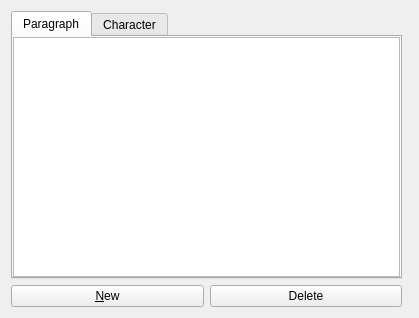
Old version of the form plugins/textshape/dialogs/StyleManager.ui in the repository KDE/krita.
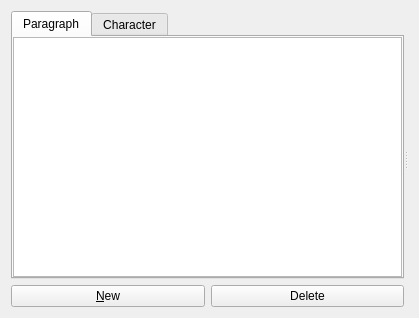
New version of the form. Custom widgets are drawn as their Qt base class.

Commit message:
Fix bug 320670: Add a splitter between elements of Style Manager of textshape
This works perfectly. Thanks for the patch

What changed in the file:
```diff
--- a/plugins/textshape/dialogs/StyleManager.ui
+++ b/plugins/textshape/dialogs/StyleManager.ui
@@ -16,7 +16,14 @@
     <verstretch>0</verstretch>
    </sizepolicy>
   </property>
-  <layout class="QGridLayout">
+  <layout class="QGridLayout" name="gridLayout_2">
+   <item row="0" column="0">
+    <widget class="QSplitter" name="splitter">
+     <property name="orientation">
+      <enum>Qt::Horizontal</enum>
+     </property>
+     <widget class="QWidget" name="">
+      <layout class="QGridLayout" name="gridLayout">
    <item row="0" column="0" colspan="2">
     <widget class="QTabWidget" name="tabs">
      <property name="sizePolicy">
@@ -55,7 +62,22 @@
      </widget>
     </widget>
    </item>
-   <item row="0" column="2" rowspan="2">
+       <item row="1" column="0">
+        <widget class="QPushButton" name="bNew">
+         <property name="text">
+          <string>&amp;New</string>
+         </property>
+        </widget>
+       </item>
+       <item row="1" column="1">
+        <widget class="QPushButton" name="bDelete">
+         <property name="text">
+          <string>Delete</string>
+         </property>
+        </widget>
+       </item>
+      </layout>
+     </widget>
     <widget class="QStackedWidget" name="stackedWidget">
      <property name="sizePolicy">
       <sizepolicy hsizetype="Expanding" vsizetype="Preferred">
@@ -70,19 +92,6 @@
      <widget class="ParagraphGeneral" name="paragraphStylePage"/>
      <widget class="CharacterGeneral" name="characterStylePage"/>
     </widget>
-   </item>
-   <item row="1" column="0">
-    <widget class="QPushButton" name="bNew">
-     <property name="text">
-      <string>&amp;New</string>
-     </property>
-    </widget>
-   </item>
-   <item row="1" column="1">
-    <widget class="QPushButton" name="bDelete">
-     <property name="text">
-      <string>Delete</string>
-     </property>
     </widget>
    </item>
   </layout>
```
Lines whose indentation alone changed are shown as unchanged.
